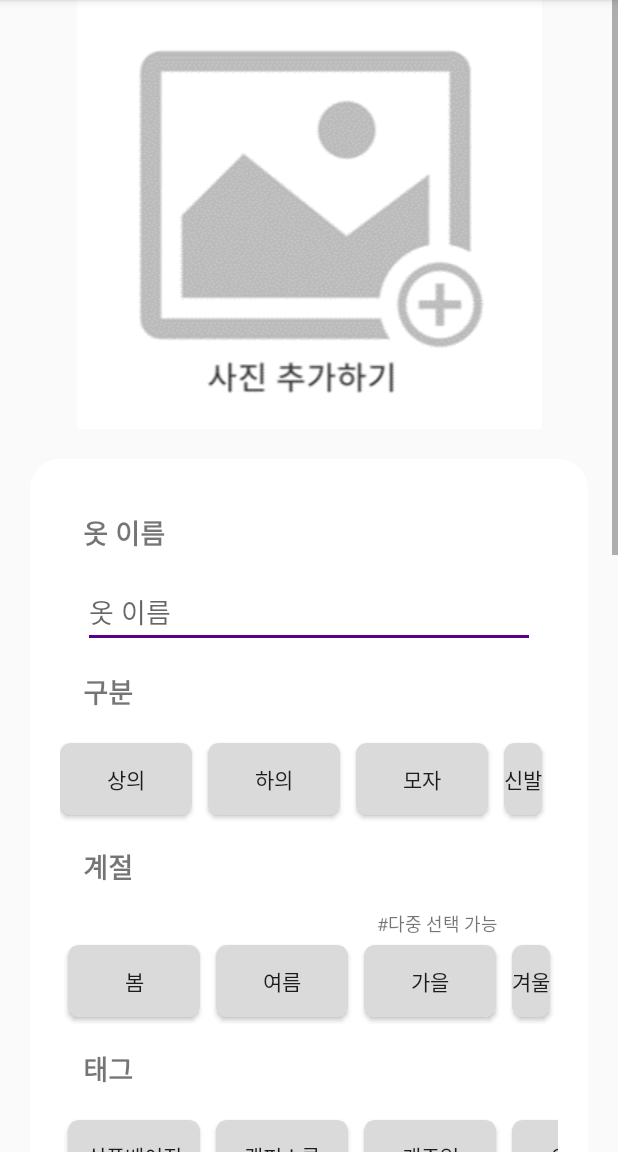
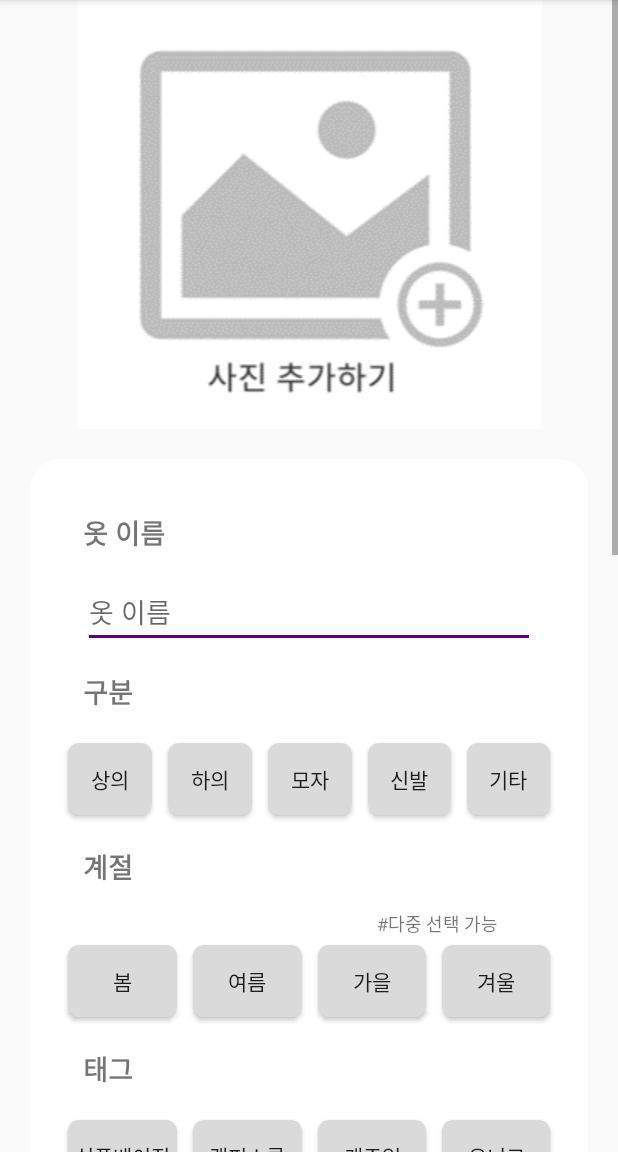
Before and after one commit to Ohrotan/MyLook, an Android app: the ClotheRegister screen opened directly, with no data from a screen before it, on a phone screen of 412 x 824 dp, the part 84-1236 px from its top. Run offline under Robolectric (Android 15) with nearby library versions, the phone set to English and light mode, and no system bars.

Commit message:
modify season buttons size

```diff
--- a/app/src/main/res/layout/activity_clothe_register.xml
+++ b/app/src/main/res/layout/activity_clothe_register.xml
@@ -75,6 +75,7 @@
                             android:layout_width="wrap_content"
                             android:layout_height="wrap_content"
                             android:layout_margin="5dp"
+                            android:layout_weight="1"
                             android:background="@drawable/gray_button"
                             android:onClick="clickSeason"
                             android:text="상의" />
@@ -84,6 +85,7 @@
                             android:layout_width="wrap_content"
                             android:layout_height="wrap_content"
                             android:layout_margin="5dp"
+                            android:layout_weight="1"
                             android:background="@drawable/gray_button"
                             android:onClick="clickSeason"
                             android:text="하의" />
@@ -93,6 +95,7 @@
                             android:layout_width="wrap_content"
                             android:layout_height="wrap_content"
                             android:layout_margin="5dp"
+                            android:layout_weight="1"
                             android:background="@drawable/gray_button"
                             android:onClick="clickSeason"
                             android:text="모자" />
@@ -102,18 +105,20 @@
                             android:layout_width="wrap_content"
                             android:layout_height="wrap_content"
                             android:layout_margin="5dp"
+                            android:layout_weight="1"
                             android:background="@drawable/gray_button"
                             android:onClick="clickSeason"
-                        android:text="신발"/>
+                            android:text="신발" />
 
                         <Button
                             android:id="@+id/button_etc"
                             android:layout_width="wrap_content"
                             android:layout_height="wrap_content"
                             android:layout_margin="5dp"
+                            android:layout_weight="1"
                             android:background="@drawable/gray_button"
                             android:onClick="clickSeason"
-                        android:text="기타"/>
+                            android:text="기타" />
                     </LinearLayout>
 
                     <TextView
@@ -146,6 +151,7 @@
                             android:layout_width="wrap_content"
                             android:layout_height="wrap_content"
                             android:layout_margin="5dp"
+                            android:layout_weight="1"
                             android:background="@drawable/gray_button"
                             android:onClick="clickSeason"
                             android:text="봄" />
@@ -155,6 +161,7 @@
                             android:layout_width="wrap_content"
                             android:layout_height="wrap_content"
                             android:layout_margin="5dp"
+                            android:layout_weight="1"
                             android:background="@drawable/gray_button"
                             android:onClick="clickSeason"
                             android:text="여름" />
@@ -164,6 +171,7 @@
                             android:layout_width="wrap_content"
                             android:layout_height="wrap_content"
                             android:layout_margin="5dp"
+                            android:layout_weight="1"
                             android:background="@drawable/gray_button"
                             android:onClick="clickSeason"
                             android:text="가을" />
@@ -173,6 +181,7 @@
                             android:layout_width="wrap_content"
                             android:layout_height="wrap_content"
                             android:layout_margin="5dp"
+                            android:layout_weight="1"
                             android:background="@drawable/gray_button"
                             android:onClick="clickSeason"
                             android:text="겨울" />
@@ -187,18 +196,18 @@
                         android:textSize="18sp"
                         android:textStyle="bold" />
 
-                    <androidx.gridlayout.widget.GridLayout
-                        android:layout_width="wrap_content"
+                    <LinearLayout
+                        android:layout_width="match_parent"
                         android:layout_height="wrap_content"
-                        android:layout_gravity="center"
-                        android:layout_weight="0"
-                        app:columnCount="4">
+                        android:gravity="center"
+                        android:orientation="horizontal">
 
                         <Button
                             android:id="@+id/tag1_btn"
                             android:layout_width="wrap_content"
                             android:layout_height="wrap_content"
                             android:layout_margin="5dp"
+                            android:layout_weight="1"
                             android:background="@drawable/gray_button"
                             android:onClick="clickTag"
                             android:text="심플베이직" />
@@ -208,6 +217,7 @@
                             android:layout_width="wrap_content"
                             android:layout_height="wrap_content"
                             android:layout_margin="5dp"
+                            android:layout_weight="1"
                             android:background="@drawable/gray_button"
                             android:onClick="clickTag"
                             android:text="캠퍼스룩" />
@@ -217,6 +227,7 @@
                             android:layout_width="wrap_content"
                             android:layout_height="wrap_content"
                             android:layout_margin="5dp"
+                            android:layout_weight="1"
                             android:background="@drawable/gray_button"
                             android:onClick="clickTag"
                             android:text="캐주얼" />
@@ -226,15 +237,24 @@
                             android:layout_width="wrap_content"
                             android:layout_height="wrap_content"
                             android:layout_margin="5dp"
+                            android:layout_weight="1"
                             android:background="@drawable/gray_button"
                             android:onClick="clickTag"
                             android:text="유니크" />
+                    </LinearLayout>
+
+                    <LinearLayout
+                        android:layout_width="match_parent"
+                        android:layout_height="wrap_content"
+                        android:gravity="center"
+                        android:orientation="horizontal">
 
                         <Button
                             android:id="@+id/tag5_btn"
                             android:layout_width="wrap_content"
                             android:layout_height="wrap_content"
                             android:layout_margin="5dp"
+                            android:layout_weight="1"
                             android:background="@drawable/gray_button"
                             android:onClick="clickTag"
                             android:text="스포티" />
@@ -244,6 +264,7 @@
                             android:layout_width="wrap_content"
                             android:layout_height="wrap_content"
                             android:layout_margin="5dp"
+                            android:layout_weight="1"
                             android:background="@drawable/gray_button"
                             android:onClick="clickTag"
                             android:text="러블리" />
@@ -253,6 +274,7 @@
                             android:layout_width="wrap_content"
                             android:layout_height="wrap_content"
                             android:layout_margin="5dp"
+                            android:layout_weight="1"
                             android:background="@drawable/gray_button"
                             android:onClick="clickTag"
                             android:text="오피스룩" />
@@ -262,21 +284,54 @@
                             android:layout_width="wrap_content"
                             android:layout_height="wrap_content"
                             android:layout_margin="5dp"
+                            android:layout_weight="1"
                             android:background="@drawable/gray_button"
                             android:onClick="clickTag"
                             android:text="섹시글램" />
+                    </LinearLayout>
+
+                    <LinearLayout
+                        android:layout_width="match_parent"
+                        android:layout_height="wrap_content"
+                        android:gravity="center"
+                        android:orientation="horizontal"
+                        android:weightSum="4">
 
                         <Button
                             android:id="@+id/tag9_btn"
                             android:layout_width="wrap_content"
                             android:layout_height="wrap_content"
                             android:layout_margin="5dp"
+                            android:layout_weight="1"
                             android:background="@drawable/gray_button"
                             android:onClick="clickTag"
                             android:text="화려한"
                             app:layout_gravity="center" />
 
-                    </androidx.gridlayout.widget.GridLayout>
+                        <Button
+                            android:layout_width="wrap_content"
+                            android:layout_height="wrap_content"
+                            android:layout_margin="5dp"
+                            android:layout_weight="1"
+                            android:text="space"
+                            android:visibility="invisible" />
+
+                        <Button
+                            android:layout_width="wrap_content"
+                            android:layout_height="wrap_content"
+                            android:layout_margin="5dp"
+                            android:layout_weight="1"
+                            android:text="space"
+                            android:visibility="invisible" />
+
+                        <Button
+                            android:layout_width="wrap_content"
+                            android:layout_height="wrap_content"
+                            android:layout_margin="5dp"
+                            android:layout_weight="1"
+                            android:text="space"
+                            android:visibility="invisible" />
+                    </LinearLayout>
 
                     <TextView
                         android:id="@+id/memo"
@@ -290,12 +345,12 @@
                     <EditText
                         android:layout_width="wrap_content"
                         android:layout_height="500dp"
+                        android:layout_below="@+id/memo"
+                        android:background="@drawable/memo_background"
+                        android:gravity="top"
+                        android:hint="메모할 내용을 입력하세요."
                         android:paddingLeft="20dp"
-                        android:layout_below="@+id/memo"
-                        android:hint="메모할 내용을 입력하세요."
-                        android:gravity="top"
-                        android:paddingTop="20dp"
-                        android:background="@drawable/memo_background"/>
+                        android:paddingTop="20dp" />
 
                     <LinearLayout
                         android:layout_width="match_parent"
```
Also changed, not shown: app/src/main/res/layout/activity_coordi_info_register.xml (+57 -7 lines). Lines whose indentation alone changed are shown as unchanged.
